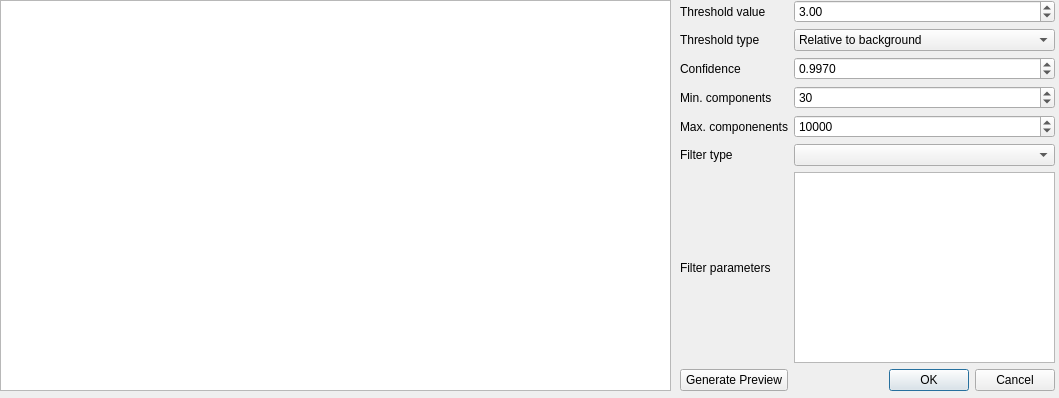
The window that apps/NSXQt/ui/ConvolveDialog.ui (k61n/openhkl) describes before a commit, drawn with Qt 5.
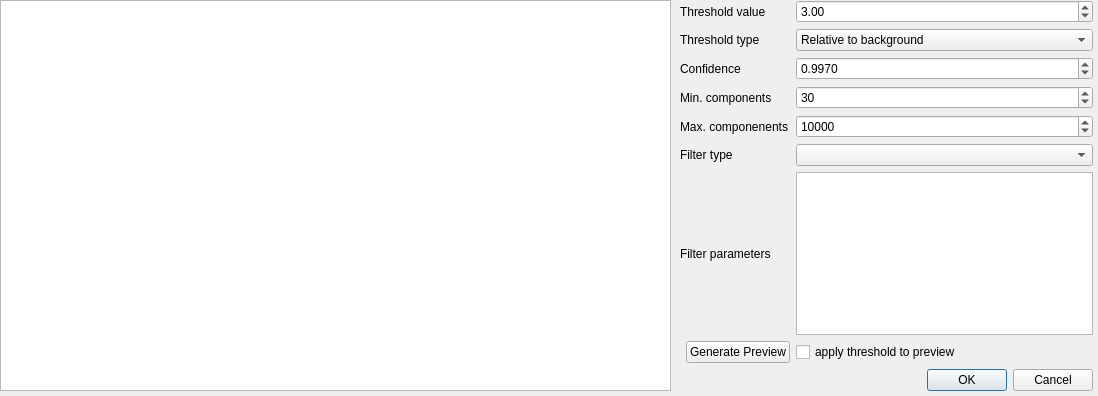
The same window after the commit.

Commit message: update peak find dialog preview

Diff of the .ui file:
```diff
--- a/apps/NSXQt/ui/ConvolveDialog.ui
+++ b/apps/NSXQt/ui/ConvolveDialog.ui
@@ -6,8 +6,8 @@
    <rect>
     <x>0</x>
     <y>0</y>
-    <width>1059</width>
-    <height>398</height>
+    <width>1098</width>
+    <height>396</height>
    </rect>
   </property>
   <property name="windowTitle">
@@ -31,7 +31,7 @@
     <rect>
      <x>680</x>
      <y>0</y>
-     <width>375</width>
+     <width>413</width>
      <height>391</height>
     </rect>
    </property>
@@ -43,7 +43,7 @@
       </property>
      </widget>
     </item>
-    <item row="4" column="2">
+    <item row="4" column="3">
      <widget class="QSpinBox" name="maxCompBox">
       <property name="maximum">
        <number>2000000000</number>
@@ -53,30 +53,13 @@
       </property>
      </widget>
     </item>
-    <item row="5" column="2">
+    <item row="5" column="3">
      <widget class="QComboBox" name="filterComboBox">
       <property name="insertPolicy">
        <enum>QComboBox::InsertAlphabetically</enum>
       </property>
      </widget>
     </item>
-    <item row="8" column="0" colspan="2">
-     <widget class="QPushButton" name="previewButton">
-      <property name="text">
-       <string>Generate Preview</string>
-      </property>
-     </widget>
-    </item>
-    <item row="8" column="2">
-     <widget class="QDialogButtonBox" name="buttonBox">
-      <property name="orientation">
-       <enum>Qt::Horizontal</enum>
-      </property>
-      <property name="standardButtons">
-       <set>QDialogButtonBox::Cancel|QDialogButtonBox::Ok</set>
-      </property>
-     </widget>
-    </item>
     <item row="3" column="0" colspan="2">
      <widget class="QLabel" name="minCompLabel">
       <property name="text">
@@ -91,7 +74,7 @@
       </property>
      </widget>
     </item>
-    <item row="0" column="2">
+    <item row="0" column="3">
      <widget class="QDoubleSpinBox" name="thresholdSpinBox">
       <property name="maximum">
        <double>1000000.000000000000000</double>
@@ -125,7 +108,7 @@
       </property>
      </widget>
     </item>
-    <item row="1" column="2">
+    <item row="1" column="3">
      <widget class="QComboBox" name="thresholdComboBox">
       <item>
        <property name="text">
@@ -139,7 +122,7 @@
       </item>
      </widget>
     </item>
-    <item row="2" column="2">
+    <item row="2" column="3">
      <widget class="QDoubleSpinBox" name="confidenceSpinBox">
       <property name="decimals">
        <number>4</number>
@@ -155,7 +138,7 @@
       </property>
      </widget>
     </item>
-    <item row="3" column="2">
+    <item row="3" column="3">
      <widget class="QSpinBox" name="minCompBox">
       <property name="maximum">
        <number>2000000000</number>
@@ -165,7 +148,7 @@
       </property>
      </widget>
     </item>
-    <item row="6" column="2">
+    <item row="6" column="3">
      <widget class="QTreeView" name="treeView"/>
     </item>
     <item row="6" column="0" colspan="2">
@@ -175,6 +158,30 @@
       </property>
      </widget>
     </item>
+    <item row="9" column="1">
+     <widget class="QPushButton" name="previewButton">
+      <property name="text">
+       <string>Generate Preview</string>
+      </property>
+     </widget>
+    </item>
+    <item row="9" column="3">
+     <widget class="QCheckBox" name="thresholdCheckBox">
+      <property name="text">
+       <string>apply threshold to preview</string>
+      </property>
+     </widget>
+    </item>
+    <item row="10" column="3">
+     <widget class="QDialogButtonBox" name="buttonBox">
+      <property name="orientation">
+       <enum>Qt::Horizontal</enum>
+      </property>
+      <property name="standardButtons">
+       <set>QDialogButtonBox::Cancel|QDialogButtonBox::Ok</set>
+      </property>
+     </widget>
+    </item>
    </layout>
   </widget>
  </widget>
```
The commit also changes 2 other files.
